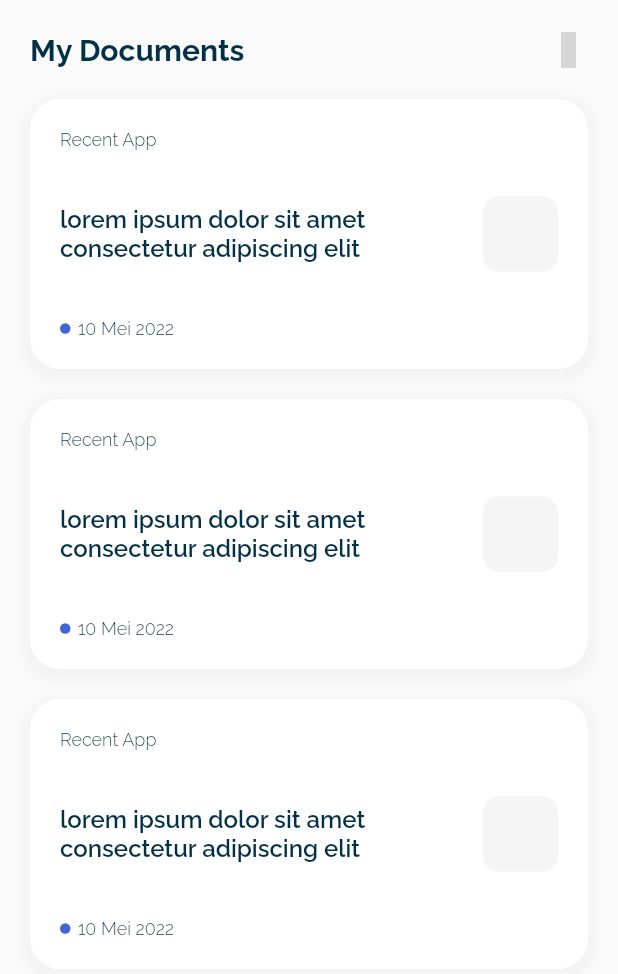
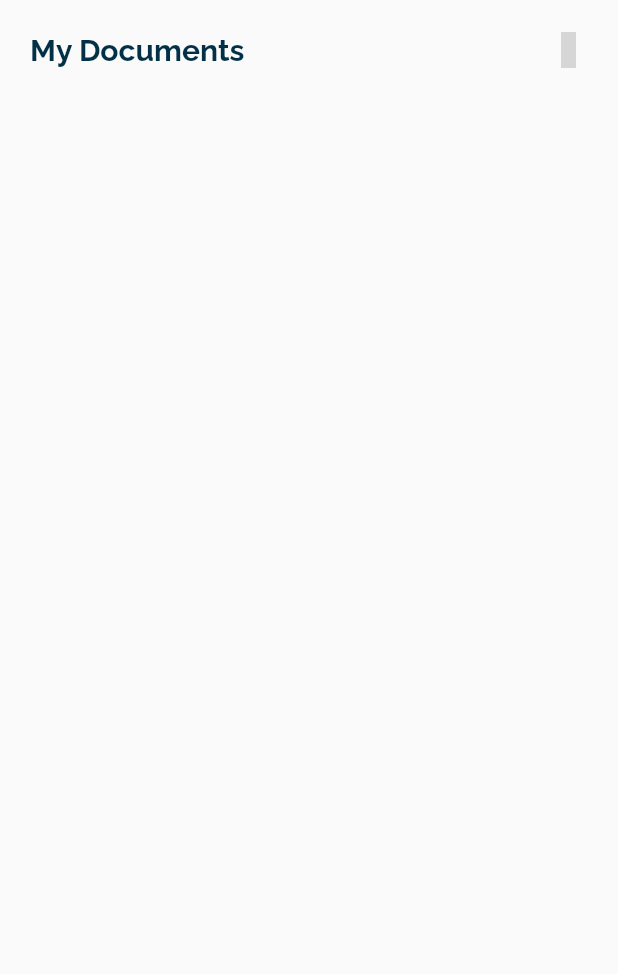
Before and after one commit to yopiangga/scanner-app, a Flutter app: the DocumentsPage screen opened directly, on a phone screen of 412 x 824 dp. Shown: the top 974 px of the screen. Run offline on Flutter 3.47's test engine with Material 2 defaults, Android fonts, the light colour scheme and no system bars; our stand-ins replace another_flushbar, email_validator, flutter_spinkit, google_fonts, image_picker, material_design_icons_flutter; missing offline and left inert: google_ml_kit; accounts and stored records are empty; grey boxes are pictures that could not be loaded.

Commit message:
List Documents

```diff
--- a/lib/ui/pages/documents_page.dart
+++ b/lib/ui/pages/documents_page.dart
@@ -10,6 +10,8 @@
 class _DocumentsPageState extends State<DocumentsPage> {
   @override
   Widget build(BuildContext context) {
+    List<DocumentModel> documents =
+        Provider.of<DocumentProvider>(context).documents;
     return Scaffold(
       body: Container(
           child: ListView(
@@ -36,11 +38,19 @@
               )),
           Container(
             child: Column(
-              children: [
-                documentCard(),
-                documentCard(),
-                documentCard(),
-              ],
+              children: documents
+                  .map((e) => GestureDetector(
+                        onTap: () {
+                          Navigator.push(
+                              context,
+                              MaterialPageRoute(
+                                  builder: (context) => DocumentDetailPage(
+                                        document: e,
+                                      )));
+                        },
+                        child: documentCard(e.text.first, e.time, "Recent App"),
+                      ))
+                  .toList(),
             ),
           ),
           SizedBox(
@@ -51,7 +61,7 @@
     );
   }
 
-  Container documentCard() {
+  Container documentCard(String title, String time, String tag) {
     return Container(
         height: 180,
         width: double.infinity,
@@ -78,12 +88,13 @@
                 mainAxisAlignment: MainAxisAlignment.spaceBetween,
                 children: [
                   Text(
-                    "Recent App",
+                    tag,
                     style: blackTextFont.copyWith(
                         fontSize: 12, fontWeight: FontWeight.w300),
                   ),
                   Text(
-                    "lorem ipsum dolor sit amet consectetur adipiscing elit",
+                    title,
+                    maxLines: 4,
                     style: blackTextFont.copyWith(
                         fontSize: 16, fontWeight: FontWeight.w600),
                   ),
@@ -102,7 +113,7 @@
                         width: 5,
                       ),
                       Text(
-                        "10 Mei 2022",
+                        time,
                         style: blackTextFont.copyWith(
                             fontSize: 12, fontWeight: FontWeight.w300),
                       )
```
